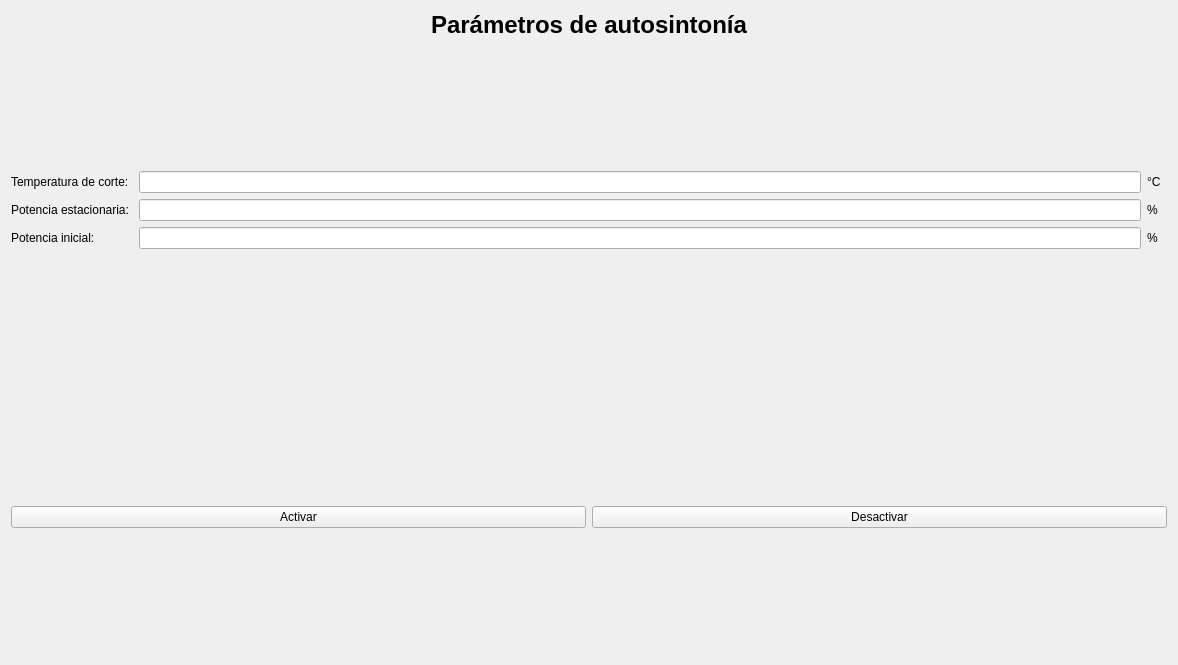
This is src/view/auto_tunning_tab_view.ui in martincrxz/induction-heater-software as Qt 5 draws it before an edit. The edited form follows.
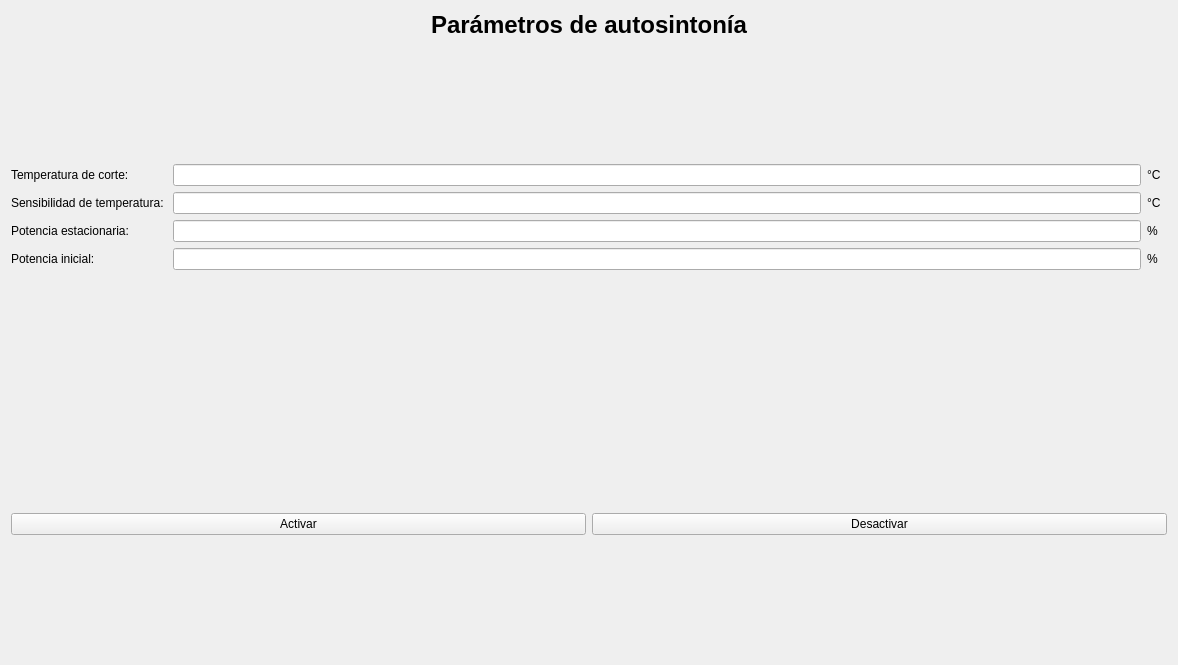
This is the edited form. Icons and pictures are not drawn.

The edit to the form file:
```diff
--- a/src/view/auto_tunning_tab_view.ui
+++ b/src/view/auto_tunning_tab_view.ui
@@ -38,23 +38,30 @@
      </item>
      <item>
       <layout class="QGridLayout" name="gridLayout_2">
-       <item row="1" column="1">
-        <widget class="QLineEdit" name="stationary_power"/>
+       <item row="3" column="2">
+        <widget class="QLabel" name="label_10">
+         <property name="text">
+          <string>%</string>
+         </property>
+        </widget>
        </item>
-       <item row="1" column="2">
+       <item row="3" column="0">
+        <widget class="QLabel" name="label_8">
+         <property name="text">
+          <string>Potencia inicial:</string>
+         </property>
+        </widget>
+       </item>
+       <item row="3" column="1">
+        <widget class="QLineEdit" name="initial_power"/>
+       </item>
+       <item row="2" column="2">
         <widget class="QLabel" name="label_6">
          <property name="text">
           <string>%</string>
          </property>
         </widget>
        </item>
-       <item row="1" column="0">
-        <widget class="QLabel" name="label_5">
-         <property name="text">
-          <string>Potencia estacionaria: </string>
-         </property>
-        </widget>
-       </item>
        <item row="0" column="3">
         <widget class="QLabel" name="label_4">
          <property name="text">
@@ -62,20 +69,6 @@
          </property>
         </widget>
        </item>
-       <item row="0" column="0">
-        <widget class="QLabel" name="label_2">
-         <property name="text">
-          <string>Temperatura de corte: </string>
-         </property>
-        </widget>
-       </item>
-       <item row="1" column="3">
-        <widget class="QLabel" name="label_7">
-         <property name="text">
-          <string>&lt;html&gt;&lt;head/&gt;&lt;body&gt;&lt;p&gt;&lt;img src=&quot;:/potenciaEstacionariaChica.png&quot;/&gt;&lt;/p&gt;&lt;/body&gt;&lt;/html&gt;</string>
-         </property>
-        </widget>
-       </item>
        <item row="0" column="2">
         <widget class="QLabel" name="label_3">
          <property name="text">
@@ -83,30 +76,61 @@
          </property>
         </widget>
        </item>
+       <item row="3" column="3">
+        <widget class="QLabel" name="label_9">
+         <property name="text">
+          <string>&lt;html&gt;&lt;head/&gt;&lt;body&gt;&lt;p&gt;&lt;img src=&quot;:/potenciaMinimaChica.png&quot;/&gt;&lt;/p&gt;&lt;/body&gt;&lt;/html&gt;</string>
+         </property>
+        </widget>
+       </item>
        <item row="0" column="1">
         <widget class="QLineEdit" name="cutoff_temperature"/>
        </item>
        <item row="2" column="0">
-        <widget class="QLabel" name="label_8">
+        <widget class="QLabel" name="label_5">
          <property name="text">
-          <string>Potencia inicial:</string>
+          <string>Potencia estacionaria: </string>
          </property>
         </widget>
        </item>
        <item row="2" column="1">
-        <widget class="QLineEdit" name="initial_power"/>
-       </item>
-       <item row="2" column="2">
-        <widget class="QLabel" name="label_10">
-         <property name="text">
-          <string>%</string>
-         </property>
-        </widget>
+        <widget class="QLineEdit" name="stationary_power"/>
        </item>
        <item row="2" column="3">
-        <widget class="QLabel" name="label_9">
+        <widget class="QLabel" name="label_7">
          <property name="text">
-          <string>&lt;html&gt;&lt;head/&gt;&lt;body&gt;&lt;p&gt;&lt;img src=&quot;:/potenciaMinimaChica.png&quot;/&gt;&lt;/p&gt;&lt;/body&gt;&lt;/html&gt;</string>
+          <string>&lt;html&gt;&lt;head/&gt;&lt;body&gt;&lt;p&gt;&lt;img src=&quot;:/potenciaEstacionariaChica.png&quot;/&gt;&lt;/p&gt;&lt;/body&gt;&lt;/html&gt;</string>
+         </property>
+        </widget>
+       </item>
+       <item row="0" column="0">
+        <widget class="QLabel" name="label_2">
+         <property name="text">
+          <string>Temperatura de corte: </string>
+         </property>
+        </widget>
+       </item>
+       <item row="1" column="0">
+        <widget class="QLabel" name="label_11">
+         <property name="text">
+          <string>Sensibilidad de temperatura: </string>
+         </property>
+        </widget>
+       </item>
+       <item row="1" column="1">
+        <widget class="QLineEdit" name="lineEdit"/>
+       </item>
+       <item row="1" column="2">
+        <widget class="QLabel" name="label_12">
+         <property name="text">
+          <string>°C</string>
+         </property>
+        </widget>
+       </item>
+       <item row="1" column="3">
+        <widget class="QLabel" name="label_13">
+         <property name="text">
+          <string>&lt;html&gt;&lt;head/&gt;&lt;body&gt;&lt;p&gt;&lt;img src=&quot;:/sensibilidadChica.png&quot;/&gt;&lt;/p&gt;&lt;/body&gt;&lt;/html&gt;</string>
          </property>
         </widget>
        </item>
```
